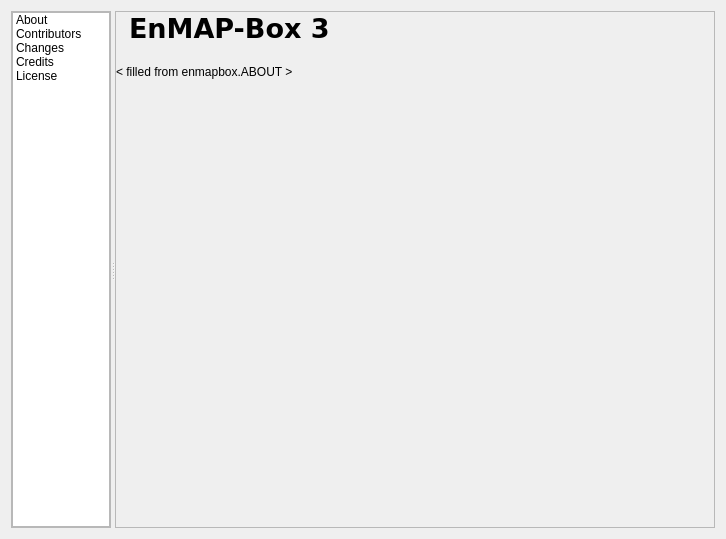
The window that enmapbox/gui/ui/aboutdialog.ui (EnMAP-Box/enmap-box) describes before a commit, drawn with Qt 5.
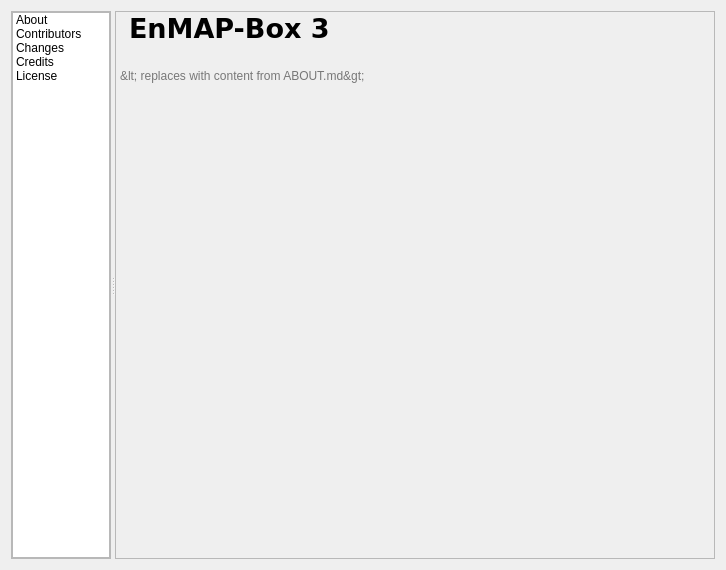
The same window after the commit. The open tabs and pages were chosen to show the change. Icons and pictures are not drawn.

Diff of the .ui file:
```diff
--- a/enmapbox/gui/ui/aboutdialog.ui
+++ b/enmapbox/gui/ui/aboutdialog.ui
@@ -10,7 +10,7 @@
     <x>0</x>
     <y>0</y>
     <width>726</width>
-    <height>539</height>
+    <height>570</height>
    </rect>
   </property>
   <property name="sizePolicy">
@@ -174,6 +174,10 @@
            <height>16777215</height>
           </size>
          </property>
+         <property name="styleSheet">
+          <string notr="true">background-color: rgba(0, 0, 0, 0);
+test-align:center;</string>
+         </property>
          <property name="frameShape">
           <enum>QFrame::NoFrame</enum>
          </property>
@@ -294,15 +298,27 @@
             </layout>
            </item>
            <item>
-            <widget class="QLabel" name="labelAboutText">
-             <property name="text">
-              <string>&lt; filled from enmapbox.ABOUT &gt;</string>
+            <widget class="QTextBrowser" name="tbAbout">
+             <property name="sizePolicy">
+              <sizepolicy hsizetype="Expanding" vsizetype="Expanding">
+               <horstretch>0</horstretch>
+               <verstretch>1</verstretch>
+              </sizepolicy>
              </property>
-             <property name="scaledContents">
-              <bool>false</bool>
+             <property name="styleSheet">
+              <string notr="true">background-color: rgba(0, 0, 0, 0);</string>
              </property>
-             <property name="wordWrap">
-              <bool>true</bool>
+             <property name="frameShape">
+              <enum>QFrame::NoFrame</enum>
+             </property>
+             <property name="frameShadow">
+              <enum>QFrame::Plain</enum>
+             </property>
+             <property name="lineWidth">
+              <number>1</number>
+             </property>
+             <property name="placeholderText">
+              <string>&lt; replaces with content from ABOUT.md&gt;</string>
              </property>
              <property name="openExternalLinks">
               <bool>true</bool>
@@ -312,19 +328,6 @@
              </property>
             </widget>
            </item>
-           <item>
-            <spacer name="verticalSpacer">
-             <property name="orientation">
-              <enum>Qt::Vertical</enum>
-             </property>
-             <property name="sizeHint" stdset="0">
-              <size>
-               <width>20</width>
-               <height>40</height>
-              </size>
-             </property>
-            </spacer>
-           </item>
            <item>
             <layout class="QHBoxLayout" name="horizontalLayout_2">
              <property name="spacing">
```
Left out of the diff: 53 changed lines with no effect on the pictures.
